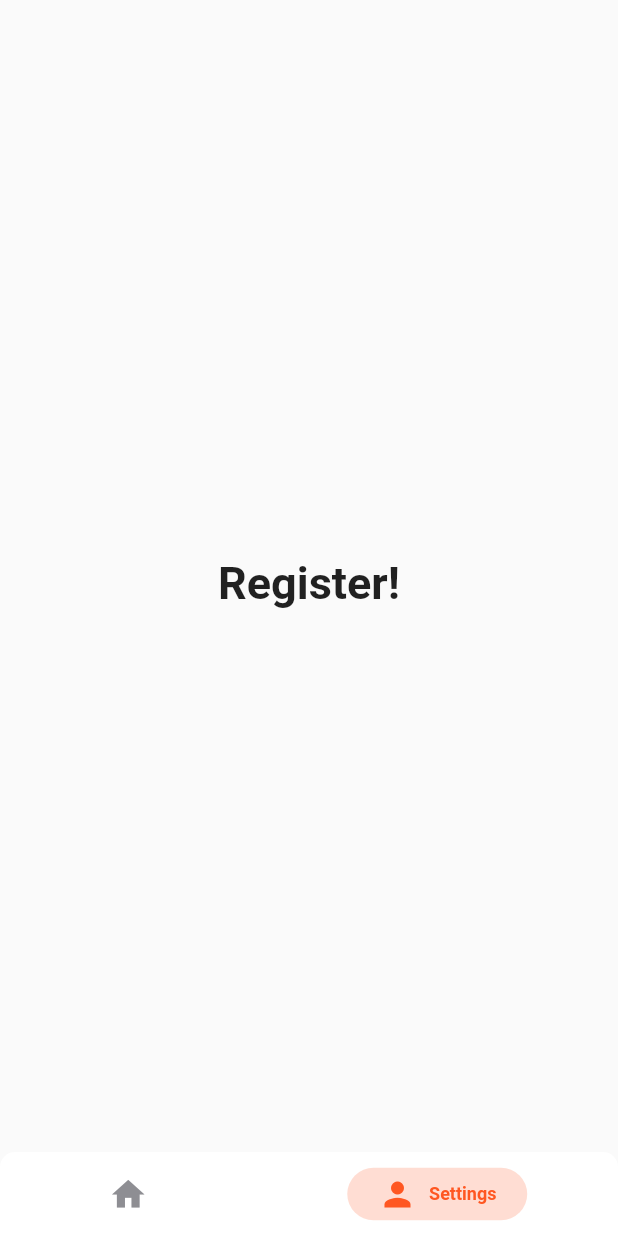
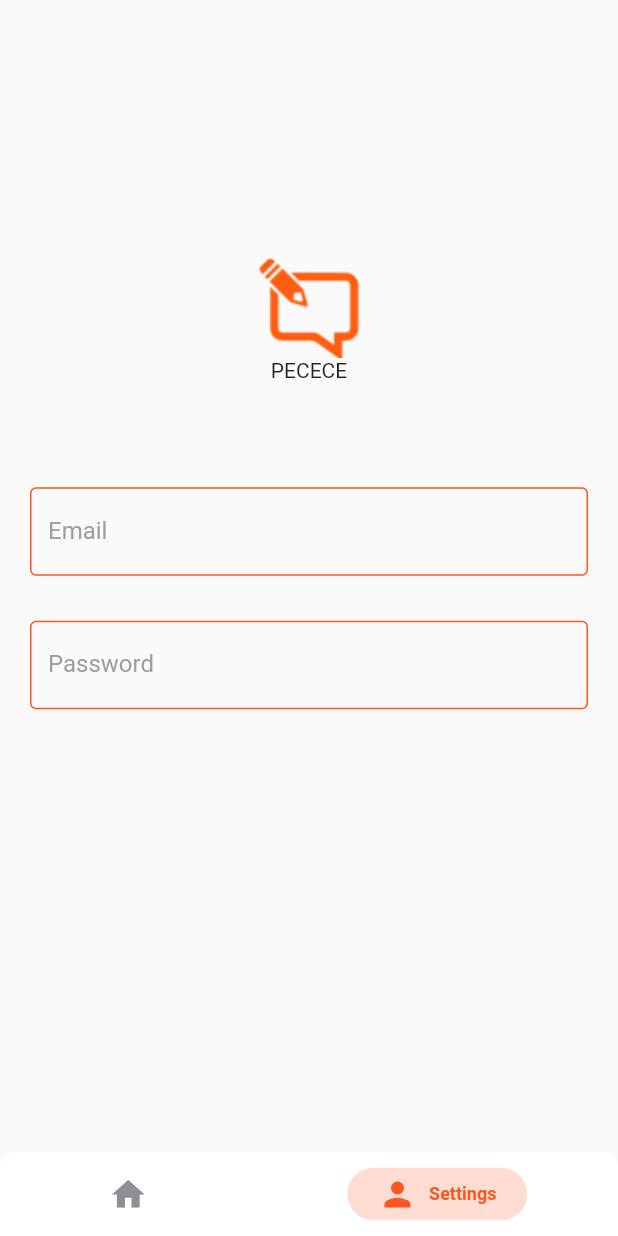
Before and after one commit to vicsystems55/pecece_mobile, a Flutter app: the screen it shows after launch, item 2 of the bottom bar chosen, on a phone screen of 412 x 824 dp. Run offline on Flutter 3.47's test engine with Material 2 defaults, Android fonts, the phone set to English and light mode, and no system bars; drawn by our look-alikes of persistent_bottom_nav_bar; our stand-ins replace easy_splash_screen.

Commit message:
decorated input field

```diff
--- a/lib/main.dart
+++ b/lib/main.dart
@@ -10,6 +10,10 @@ class MyApp extends StatelessWidget {
   @override
   Widget build(BuildContext context) {
     return MaterialApp(
+      theme: ThemeData(
+        textSelectionTheme:
+            TextSelectionThemeData(cursorColor: Colors.deepOrange),
+      ),
       debugShowCheckedModeBanner: false,
       title: 'PECECE',
       initialRoute: '/',
--- a/lib/screens/register.dart
+++ b/lib/screens/register.dart
@@ -1,4 +1,3 @@
-
 import 'package:flutter/material.dart';
 
 class Register extends StatefulWidget {
@@ -9,14 +8,87 @@ class Register extends StatefulWidget {
 class _RegisterState extends State<Register> {
   @override
   Widget build(BuildContext context) {
+    final height = MediaQuery.of(context).size.height;
     return new Scaffold(
-
-      body: new Center(
-        child: new Text(
-          "Register!",
-          style: new TextStyle(fontWeight: FontWeight.bold, fontSize: 30.0),
+      body: Container(
+        height: height,
+        child: Stack(
+          children: [
+            Container(
+              padding: EdgeInsets.symmetric(horizontal: 20),
+              child: SingleChildScrollView(
+                child: Column(
+                  crossAxisAlignment: CrossAxisAlignment.center,
+                  mainAxisAlignment: MainAxisAlignment.center,
+                  children: [
+                    SizedBox(height: height * .2),
+                    _title(),
+                    SizedBox(height: 50),
+                    _emailPasswordWidget(),
+                  ],
+                ),
+              ),
+            ),
+          ],
         ),
       ),
     );
   }
 }
+
+Widget _title() {
+  return Center(
+      child: Column(
+    children: [Image.asset('assets/images/logo.png'), Text('PECECE')],
+  ));
+}
+
+Widget _emailPasswordWidget() {
+  return Column(
+    children: <Widget>[
+      _entryField("Email"),
+      _entryField("Password", isPassword: true),
+    ],
+  );
+}
+
+Widget _entryField(String title, {bool isPassword = false}) {
+  return Center(
+    child: ConstrainedBox(
+      constraints: BoxConstraints(
+        maxWidth: 400,
+      ),
+      child: Container(
+        margin: EdgeInsets.symmetric(vertical: 10),
+        child: Column(
+          crossAxisAlignment: CrossAxisAlignment.start,
+          children: <Widget>[
+            // Text(
+            //   title,
+            //   style: TextStyle(fontWeight: FontWeight.bold, fontSize: 15),
+            // ),
+            SizedBox(
+              height: 10,
+            ),
+            TextField(
+                obscureText: isPassword,
+                decoration: InputDecoration(
+                  labelStyle: TextStyle(color: Colors.grey),
+                  labelText: title,
+                  enabledBorder: OutlineInputBorder(
+                    borderSide: BorderSide(
+                      color: Colors.deepOrange,
+                    ),
+                  ),
+                  focusedBorder: OutlineInputBorder(
+                    borderSide: BorderSide(
+                      color: Colors.deepOrange,
+                    ),
+                  ),
+                ))
+          ],
+        ),
+      ),
+    ),
+  );
+}
```
Also changed, not shown: pubspec.yaml (+13 -3 lines), pubspec.lock, 22 other files.
